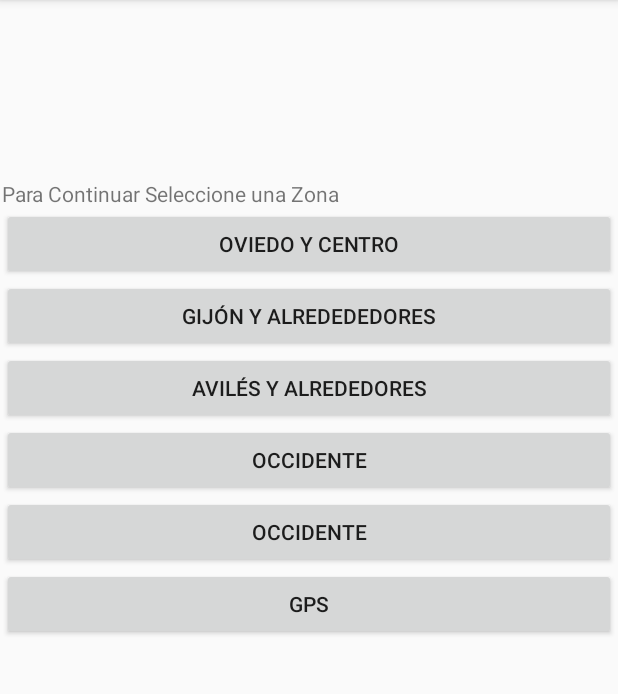
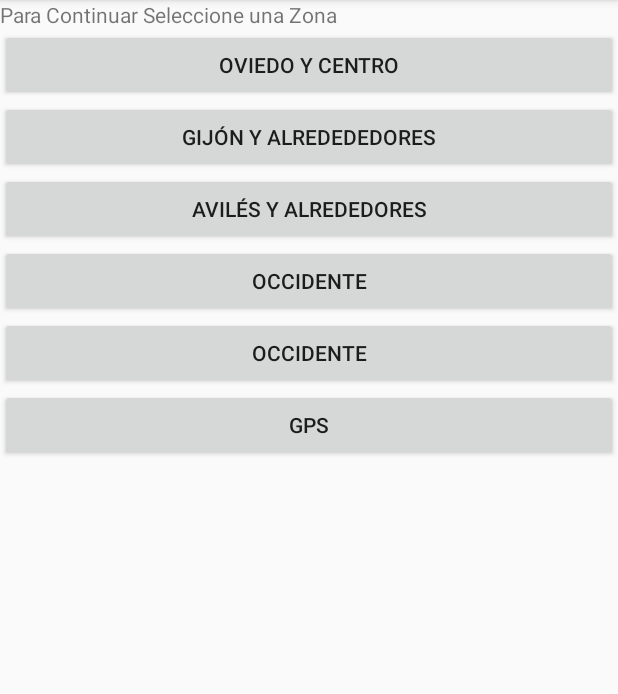
Before and after one commit to MiguelBP0311/FUNASTURIAS, an Android app: the PantallaZonas screen opened directly, with no data from a screen before it, on a phone screen of 412 x 824 dp, the part 84-778 px from its top. Run offline under Robolectric (Android 15) with nearby library versions, the phone set to English and light mode, and no system bars.

Commit message:
Pantalla Zonas

```diff
--- a/app/build.gradle
+++ b/app/build.gradle
@@ -28,6 +28,7 @@ dependencies {
     implementation 'com.google.firebase:firebase-core:17.0.0'
     implementation fileTree(dir: 'libs', include: ['*.jar'])
     implementation 'com.firebaseui:firebase-ui-auth:6.2.0'
+    implementation 'com.google.firebase:firebase-firestore:21.2.1'
 
 
     implementation 'androidx.appcompat:appcompat:1.2.0'
--- a/app/src/main/java/com/example/funasturias/PantallaZonas.java
+++ b/app/src/main/java/com/example/funasturias/PantallaZonas.java
@@ -2,7 +2,10 @@ package com.example.funasturias;
 
 import androidx.appcompat.app.AppCompatActivity;
 
+import android.content.Intent;
 import android.os.Bundle;
+import android.view.View;
+import android.widget.Button;
 
 public class PantallaZonas extends AppCompatActivity {
 
@@ -10,5 +13,16 @@ public class PantallaZonas extends AppCompatActivity {
     protected void onCreate(Bundle savedInstanceState) {
         super.onCreate(savedInstanceState);
         setContentView(R.layout.activity_pantalla_zonas);
+        Button botonOviedo= findViewById(R.id.buttonOviedo);
+        botonOviedo.setOnClickListener(new View.OnClickListener() {
+            @Override
+            public void onClick(View v) {
+                Intent intencion= new Intent(v.getContext(), zona.class);
+                intencion.putExtra("zona","jJrMhUlIp69vWg222HpU");
+                startActivity(intencion);
+
+            }
+        });
+
     }
 }
--- a/app/src/main/res/layout/activity_pantalla_zonas.xml
+++ b/app/src/main/res/layout/activity_pantalla_zonas.xml
@@ -1,23 +1,13 @@
 <?xml version="1.0" encoding="utf-8"?>
-<androidx.constraintlayout.widget.ConstraintLayout xmlns:android="http://schemas.android.com/apk/res/android"
+<LinearLayout xmlns:android="http://schemas.android.com/apk/res/android"
     xmlns:app="http://schemas.android.com/apk/res-auto"
     xmlns:tools="http://schemas.android.com/tools"
     android:layout_width="match_parent"
     android:layout_height="match_parent"
+    android:orientation="vertical"
     tools:context=".PantallaZonas">
 
-    <LinearLayout
-        android:layout_width="409dp"
-        android:layout_height="729dp"
-        android:layout_marginStart="1dp"
-        android:layout_marginTop="200dp"
-        android:layout_marginEnd="1dp"
-        android:orientation="vertical"
-        app:layout_constraintBottom_toBottomOf="parent"
-        app:layout_constraintEnd_toEndOf="parent"
-        app:layout_constraintHorizontal_bias="0.0"
-        app:layout_constraintStart_toStartOf="parent"
-        app:layout_constraintTop_toTopOf="parent">
+
 
         <TextView
             android:id="@+id/textViewINFO"
@@ -61,4 +51,3 @@
             android:layout_height="wrap_content"
             android:text="GPS" />
     </LinearLayout>
-</androidx.constraintlayout.widget.ConstraintLayout>
```
Also changed, not shown: app/src/main/java/com/example/funasturias/ui/main/PlaceholderFragment.java (+3 -8 lines), app/src/main/java/com/example/funasturias/zona.java (+30 -0 lines).
